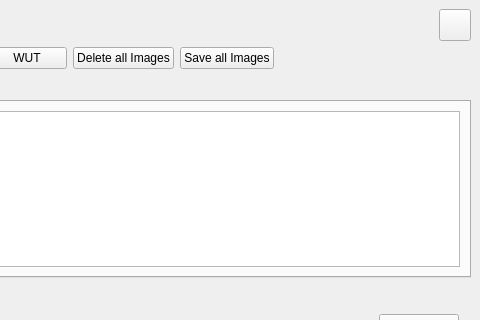
KDE/kstars, file kstars/tools/observinglist.ui: the form before one commit; both pictures show x 381 to 861 and y 0 to 320 of the 861 by 650 pixel window.
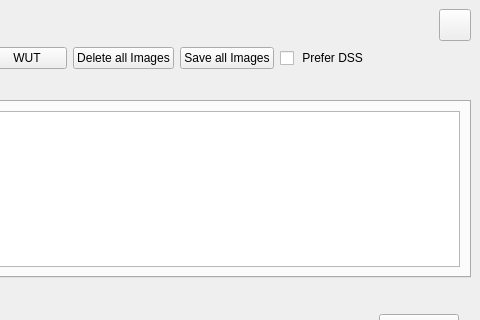
The form after the commit. Custom widgets are drawn as their Qt base class.

Commit message:
Quick and dirty solution to preferring DSS images over SDSS images -- add a checkbox in the observing list UI itself.
Where would this ideally fit in? Both frontends and backends need to
be redesigned.

Diff of the .ui file:
```diff
--- a/kstars/tools/observinglist.ui
+++ b/kstars/tools/observinglist.ui
@@ -300,6 +300,13 @@
        </property>
       </widget>
      </item>
+     <item>
+      <widget class="QCheckBox" name="preferDSS">
+       <property name="text">
+        <string> Prefer DSS</string>
+       </property>
+      </widget>
+     </item>
      <item>
       <spacer name="horizontalSpacer_2">
        <property name="orientation">
```
The commit also changes 1 other file.
